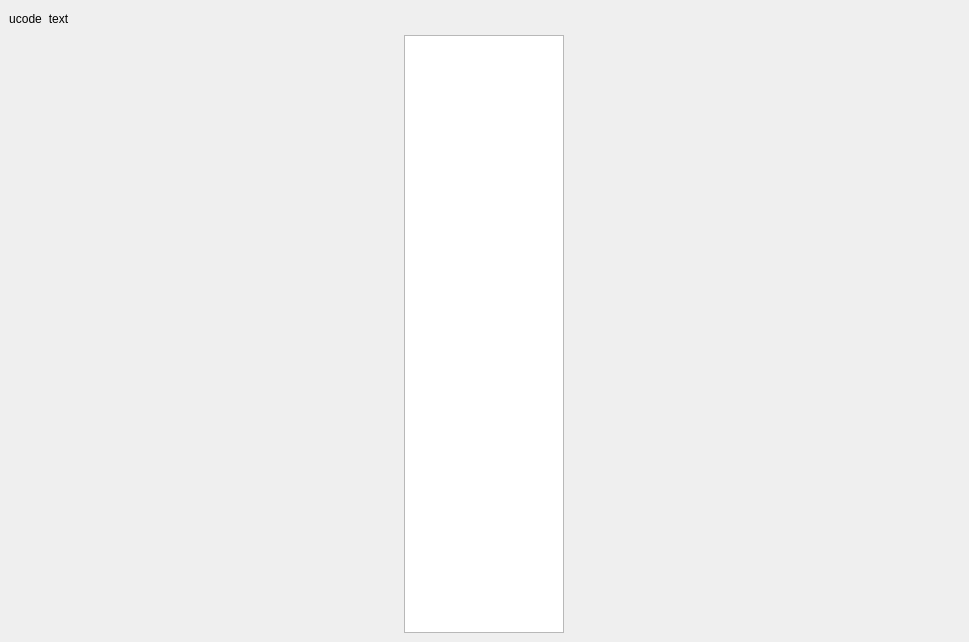
Qt form app/Forms/mainwindow.ui (mlibovych/CPP-Utext) before a commit.
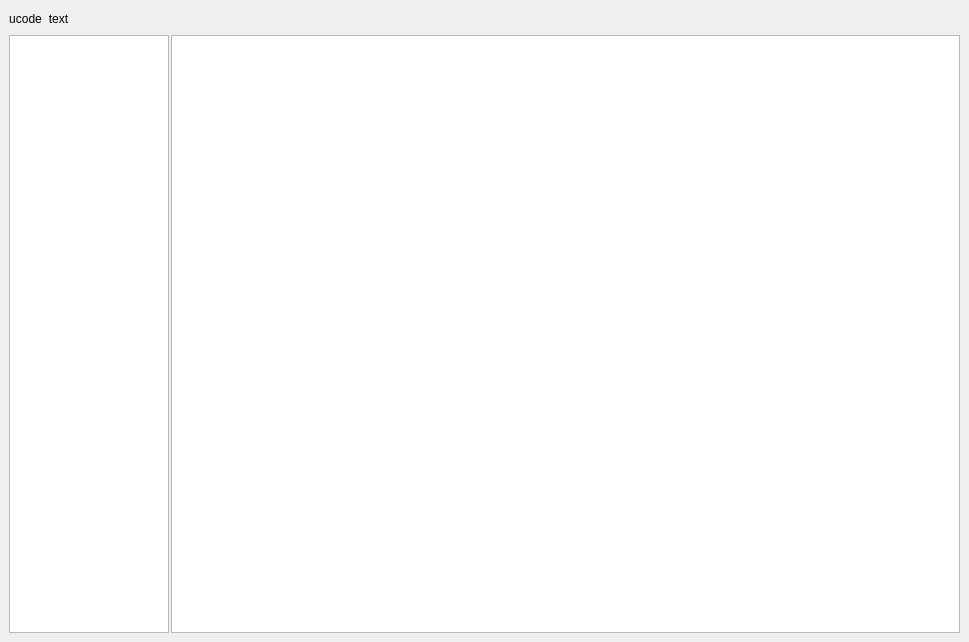
The same form after that commit.

Commit message: plain text edit widget

```diff
--- a/app/Forms/mainwindow.ui
+++ b/app/Forms/mainwindow.ui
@@ -128,6 +128,9 @@
             </property>
            </widget>
           </item>
+          <item>
+           <widget class="QPlainTextEdit" name="plainTextEdit"/>
+          </item>
          </layout>
         </item>
        </layout>
```
The commit also changes 8 other files.
